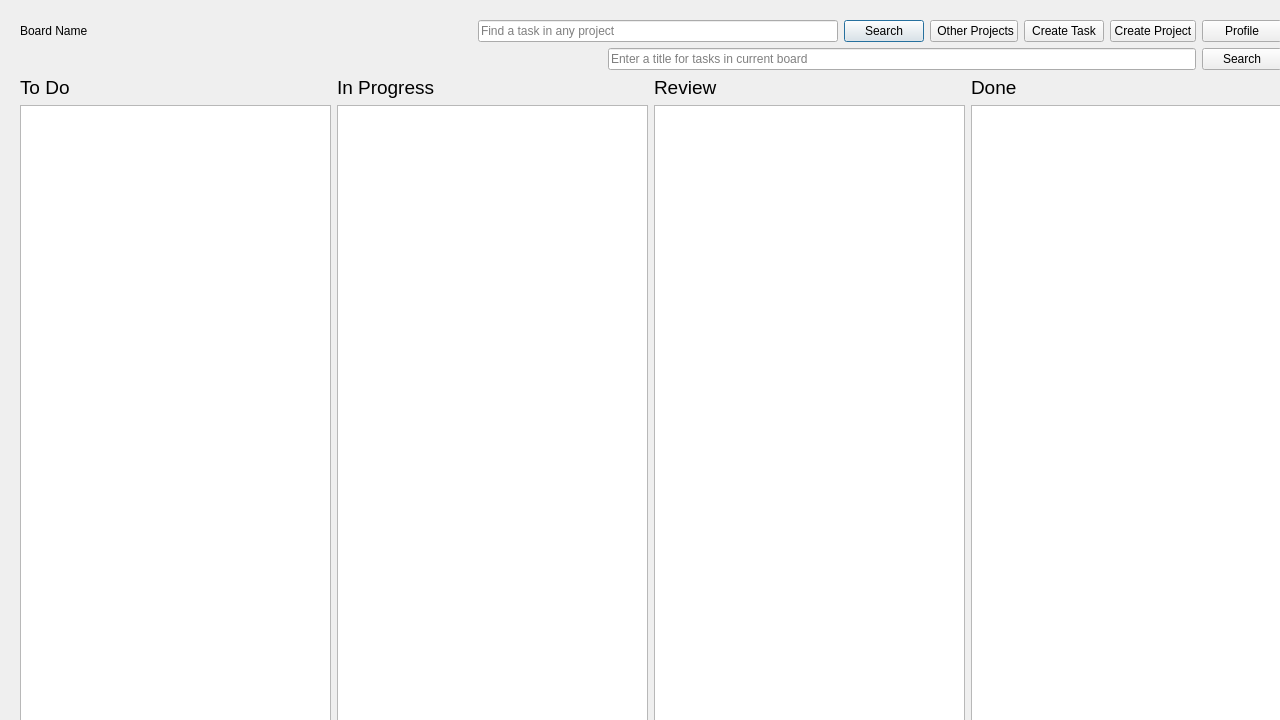
The window that views/maindashboard.ui (BelchieBen/BenjaminBelcherAssessment) describes before a commit, drawn with Qt 5.
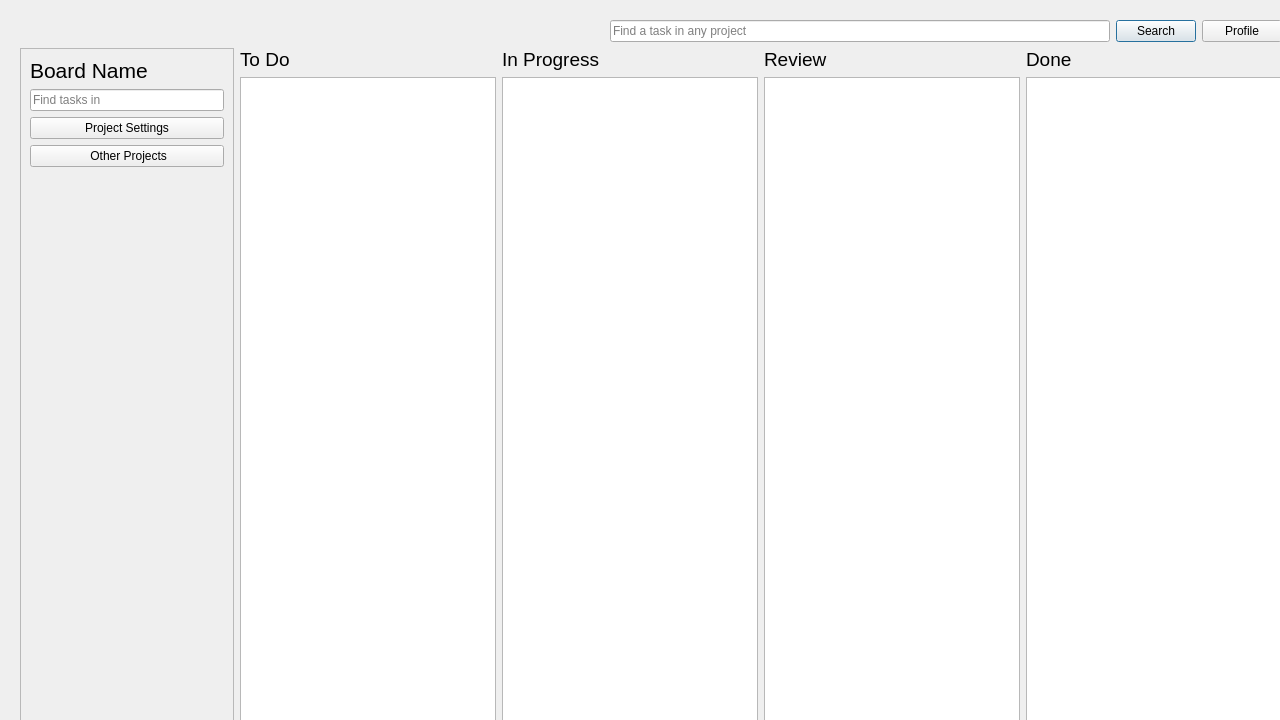
The same window after the commit.

The edit to the form file:
```diff
--- a/views/maindashboard.ui
+++ b/views/maindashboard.ui
@@ -32,24 +32,11 @@
       <property name="styleSheet">
        <string notr="true"/>
       </property>
-      <layout class="QVBoxLayout" name="verticalLayout_6">
+      <layout class="QVBoxLayout" name="verticalLayout_7">
        <item>
         <layout class="QHBoxLayout" name="horizontalLayout">
          <item>
-          <widget class="QLabel" name="BoardTitle">
-           <property name="sizePolicy">
-            <sizepolicy hsizetype="Preferred" vsizetype="Fixed">
-             <horstretch>0</horstretch>
-             <verstretch>0</verstretch>
-            </sizepolicy>
-           </property>
-           <property name="text">
-            <string>Board Name</string>
-           </property>
-          </widget>
-         </item>
-         <item>
-          <spacer name="horizontalSpacer_2">
+          <spacer name="horizontalSpacer">
            <property name="orientation">
             <enum>Qt::Horizontal</enum>
            </property>
@@ -71,7 +58,7 @@
            </property>
            <property name="maximumSize">
             <size>
-             <width>360</width>
+             <width>500</width>
              <height>16777215</height>
             </size>
            </property>
@@ -87,27 +74,6 @@
            </property>
           </widget>
          </item>
-         <item>
-          <widget class="QPushButton" name="OtherProjectsBtn">
-           <property name="text">
-            <string> Other Projects</string>
-           </property>
-          </widget>
-         </item>
-         <item>
-          <widget class="QPushButton" name="CreateTask">
-           <property name="text">
-            <string>Create Task</string>
-           </property>
-          </widget>
-         </item>
-         <item>
-          <widget class="QPushButton" name="CreateProjectBtn">
-           <property name="text">
-            <string>Create Project</string>
-           </property>
-          </widget>
-         </item>
          <item>
           <widget class="QPushButton" name="ProfileBtn">
            <property name="text">
@@ -118,19 +84,43 @@
         </layout>
        </item>
        <item>
+        <layout class="QHBoxLayout" name="horizontalLayout_4">
+         <item>
         <layout class="QHBoxLayout" name="horizontalLayout_3">
          <item>
-          <spacer name="horizontalSpacer">
-           <property name="orientation">
-            <enum>Qt::Horizontal</enum>
-           </property>
-           <property name="sizeHint" stdset="0">
+            <widget class="QFrame" name="sidebar">
+             <property name="maximumSize">
             <size>
-             <width>40</width>
-             <height>20</height>
-            </size>
-           </property>
-          </spacer>
+               <width>250</width>
+               <height>16777215</height>
+              </size>
+             </property>
+             <property name="frameShape">
+              <enum>QFrame::StyledPanel</enum>
+             </property>
+             <property name="frameShadow">
+              <enum>QFrame::Raised</enum>
+             </property>
+             <layout class="QVBoxLayout" name="verticalLayout_6">
+              <item>
+               <layout class="QVBoxLayout" name="sidebarLayout">
+                <item>
+                 <widget class="QLabel" name="BoardTitle">
+                  <property name="sizePolicy">
+                   <sizepolicy hsizetype="Preferred" vsizetype="Fixed">
+                    <horstretch>0</horstretch>
+                    <verstretch>0</verstretch>
+                   </sizepolicy>
+                  </property>
+                  <property name="font">
+                   <font>
+                    <pointsize>16</pointsize>
+                   </font>
+                  </property>
+                  <property name="text">
+                   <string>Board Name</string>
+                  </property>
+                 </widget>
          </item>
          <item>
           <widget class="QLineEdit" name="SearchCurrentBoard">
@@ -141,18 +131,41 @@
             </size>
            </property>
            <property name="placeholderText">
-            <string>Enter a title for tasks in current board</string>
+                   <string>Find tasks in</string>
            </property>
           </widget>
          </item>
          <item>
-          <widget class="QPushButton" name="SearchCurrentBtn">
+                 <widget class="QPushButton" name="ProjectSettings">
            <property name="text">
-            <string>Search</string>
+                   <string>Project Settings</string>
            </property>
           </widget>
          </item>
-        </layout>
+                <item>
+                 <widget class="QPushButton" name="OtherProjectsBtn">
+                  <property name="text">
+                   <string> Other Projects</string>
+                  </property>
+                 </widget>
+                </item>
+                <item>
+                 <spacer name="verticalSpacer">
+                  <property name="orientation">
+                   <enum>Qt::Vertical</enum>
+                  </property>
+                  <property name="sizeHint" stdset="0">
+                   <size>
+                    <width>20</width>
+                    <height>40</height>
+                   </size>
+                  </property>
+                 </spacer>
+                </item>
+               </layout>
+              </item>
+             </layout>
+            </widget>
        </item>
        <item>
         <layout class="QHBoxLayout" name="horizontalLayout_2">
@@ -236,6 +249,10 @@
            </item>
            <item>
             <widget class="QListWidget" name="DoneList"/>
+               </item>
+              </layout>
+             </item>
+            </layout>
            </item>
           </layout>
          </item>
```
Left out of the diff: 2 changed lines with no effect on the pictures. Lines whose indentation alone changed are shown as unchanged.
